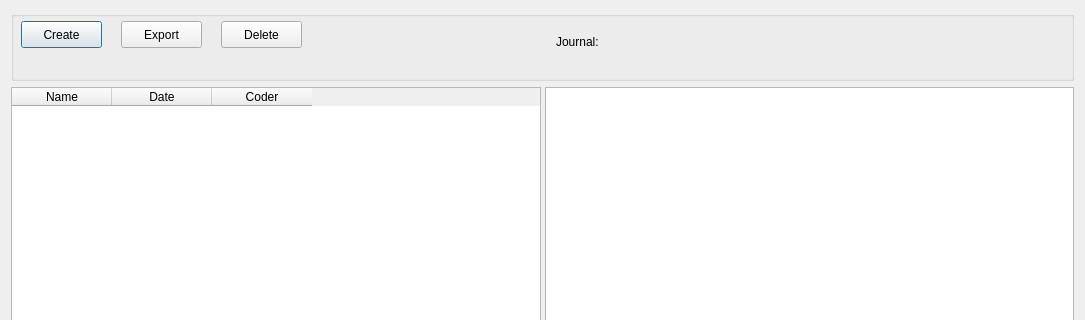
Old version of the form GUI_UIs/ui_dialog_journals.ui in the repository ccbogel/QualCoder; both pictures show x 0 to 1085 and y 0 to 320 of the 1085 by 760 pixel window.
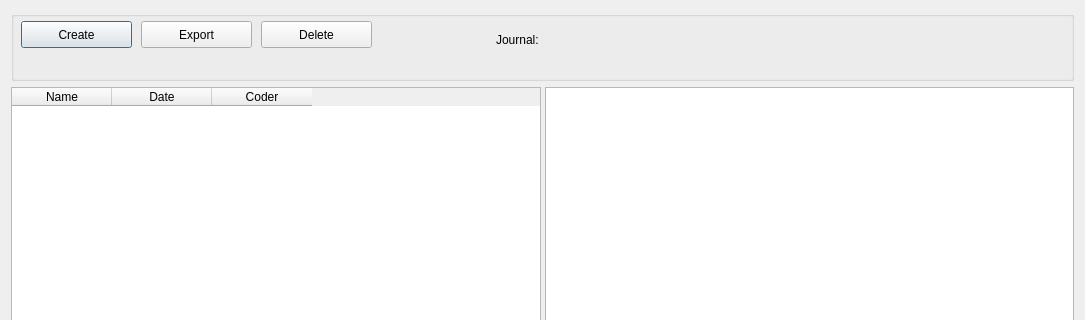
New version of the form.

```diff
--- a/GUI_UIs/ui_dialog_journals.ui
+++ b/GUI_UIs/ui_dialog_journals.ui
@@ -36,7 +36,7 @@
        <rect>
         <x>10</x>
         <y>10</y>
-        <width>81</width>
+        <width>111</width>
         <height>27</height>
        </rect>
       </property>
@@ -47,9 +47,9 @@
      <widget class="QPushButton" name="pushButton_export">
       <property name="geometry">
        <rect>
-        <x>110</x>
+        <x>130</x>
         <y>10</y>
-        <width>81</width>
+        <width>111</width>
         <height>27</height>
        </rect>
       </property>
@@ -60,9 +60,9 @@
      <widget class="QPushButton" name="pushButton_delete">
       <property name="geometry">
        <rect>
-        <x>210</x>
+        <x>250</x>
         <y>10</y>
-        <width>81</width>
+        <width>111</width>
         <height>27</height>
        </rect>
       </property>
@@ -73,9 +73,9 @@
      <widget class="QLabel" name="label_jname">
       <property name="geometry">
        <rect>
-        <x>545</x>
-        <y>20</y>
-        <width>461</width>
+        <x>485</x>
+        <y>18</y>
+        <width>571</width>
         <height>21</height>
        </rect>
       </property>
```
